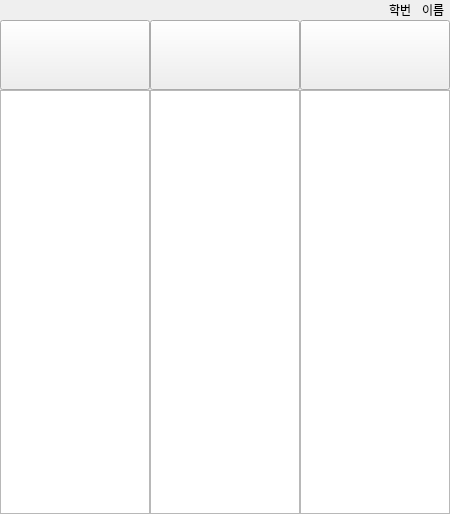
Above: Soft_DEV/mainpage.ui from gnu-swta/Chat before the change. Below: the same form after it.
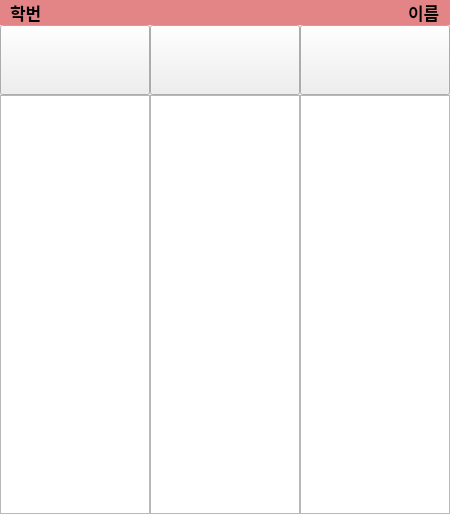
That is the form after the change. Icons and pictures are not drawn.

```diff
--- a/Soft_DEV/mainpage.ui
+++ b/Soft_DEV/mainpage.ui
@@ -30,13 +30,43 @@
     <number>0</number>
    </property>
    <item>
+    <widget class="QFrame" name="">
+     <property name="styleSheet">
+      <string notr="true">background-color: rgb(227, 133, 135);</string>
+     </property>
     <layout class="QHBoxLayout" name="horizontalLayout">
      <property name="spacing">
+       <number>0</number>
+      </property>
+      <property name="leftMargin">
       <number>10</number>
      </property>
+      <property name="topMargin">
+       <number>0</number>
+      </property>
      <property name="rightMargin">
-      <number>5</number>
-     </property>
+       <number>10</number>
+      </property>
+      <property name="bottomMargin">
+       <number>0</number>
+      </property>
+      <item>
+       <widget class="QLabel" name="stdIDLB">
+        <property name="font">
+         <font>
+          <pointsize>13</pointsize>
+          <weight>75</weight>
+          <bold>true</bold>
+         </font>
+        </property>
+        <property name="text">
+         <string>학번</string>
+        </property>
+        <property name="margin">
+         <number>0</number>
+        </property>
+       </widget>
+      </item>
      <item>
       <spacer name="horizontalSpacer">
        <property name="orientation">
@@ -50,18 +80,15 @@
        </property>
       </spacer>
      </item>
-     <item>
-      <widget class="QLabel" name="stdIDLB">
-       <property name="text">
-        <string>학번</string>
-       </property>
-       <property name="margin">
-        <number>0</number>
-       </property>
-      </widget>
-     </item>
      <item>
       <widget class="QLabel" name="nameLB">
+        <property name="font">
+         <font>
+          <pointsize>13</pointsize>
+          <weight>75</weight>
+          <bold>true</bold>
+         </font>
+        </property>
        <property name="text">
         <string>이름</string>
        </property>
@@ -71,6 +98,7 @@
       </widget>
      </item>
     </layout>
+    </widget>
    </item>
    <item>
     <layout class="QHBoxLayout" name="horizontalLayout_2">
```
Left out of the diff: 6 changed lines with no effect on the pictures. Lines whose indentation alone changed are shown as unchanged.
